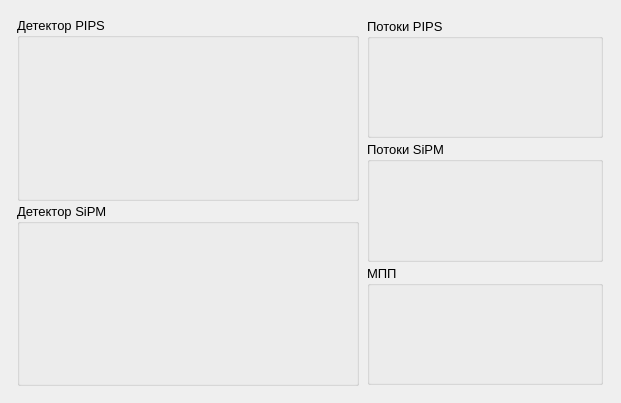
Before: the Qt Designer form frontend/engineWidget/WidgetGraph.ui in AtariVC/ddii_scopus, drawn with Qt 5.
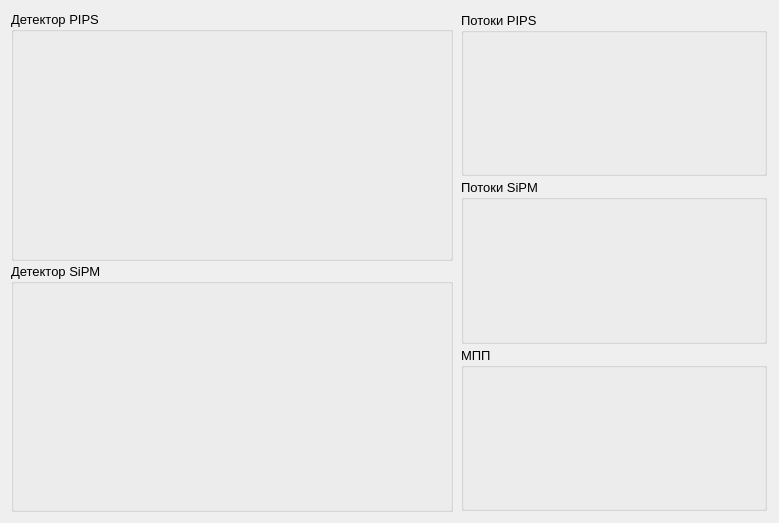
After: the same form once the commit is applied.

Commit message: add tab widget and scroll bar

What changed in the file:
```diff
--- a/frontend/engineWidget/WidgetGraph.ui
+++ b/frontend/engineWidget/WidgetGraph.ui
@@ -6,14 +6,26 @@
    <rect>
     <x>0</x>
     <y>0</y>
-    <width>621</width>
-    <height>403</height>
+    <width>779</width>
+    <height>523</height>
    </rect>
   </property>
   <property name="windowTitle">
    <string>Form</string>
   </property>
   <layout class="QGridLayout" name="gridLayout">
+   <property name="leftMargin">
+    <number>5</number>
+   </property>
+   <property name="topMargin">
+    <number>5</number>
+   </property>
+   <property name="rightMargin">
+    <number>5</number>
+   </property>
+   <property name="bottomMargin">
+    <number>5</number>
+   </property>
    <item row="1" column="0">
     <widget class="QWidget" name="graph_widget" native="true">
      <property name="sizePolicy">
```
The commit also changes 5 other files.
